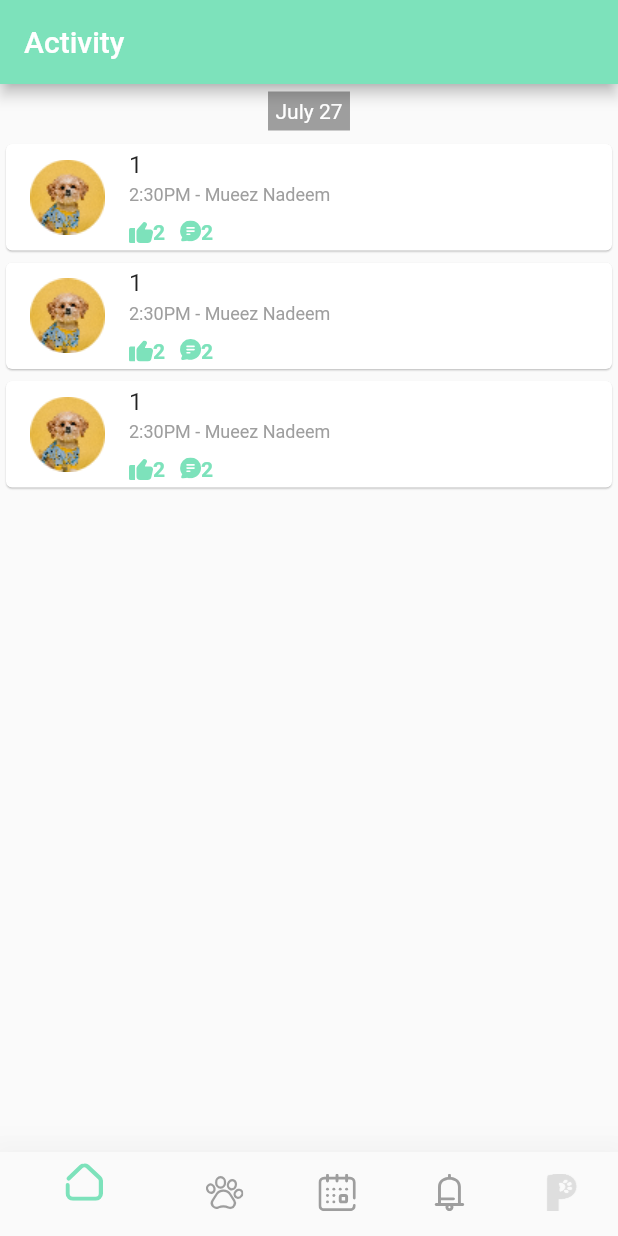
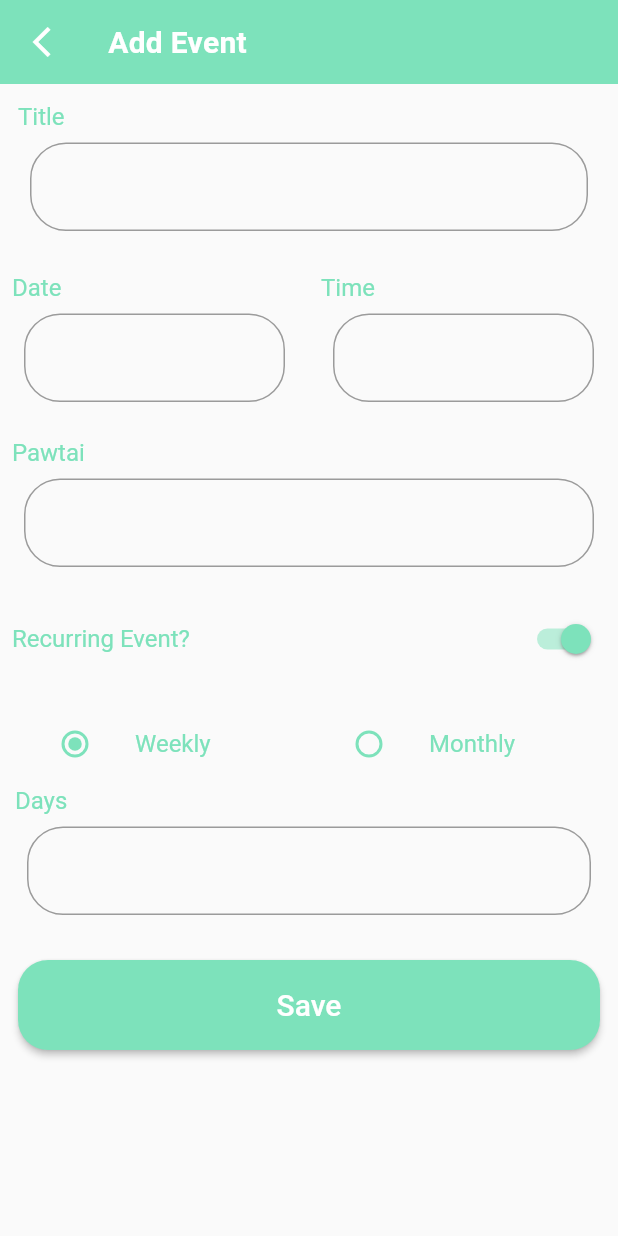
Before and after one commit to MueezNadeem/pawtai_mock, a Flutter app: the screen it shows after launch, on a phone screen of 412 x 824 dp. Run offline on Flutter 3.47's test engine with Material 2 defaults, Android fonts, the light colour scheme and no system bars; our stand-ins replace carousel_slider, flutter_svg, syncfusion_flutter_calendar, video_player.

Commit message:
Added Add Event Screen(not finalized)

```diff
--- /dev/null
+++ b/lib/common/helpers/calendar_datasource.dart
@@ -0,0 +1,12 @@
+import 'package:flutter/material.dart';
+import 'package:pawtai_mockup/common/helpers/calendar_events.dart';
+
+List<Meeting> getDataSource() {
+  final List<Meeting> meetings = <Meeting>[];
+  final DateTime today = DateTime.now();
+  final DateTime startTime = DateTime(today.year, today.month, today.day);
+  final DateTime endTime = startTime.add(const Duration(hours: 2));
+  meetings.add(Meeting(
+      'Conference', startTime, endTime, const Color(0xFF0F8644), false));
+  return meetings;
+}
--- /dev/null
+++ b/lib/features/add_event/screens/add_event_screen.dart
@@ -0,0 +1,38 @@
+import 'package:flutter/material.dart';
+import 'package:pawtai_mockup/common/colors/bg_color.dart';
+import 'package:pawtai_mockup/features/add_event/widgets/add_event_button.dart';
+import 'package:pawtai_mockup/features/add_event/widgets/add_event_input.dart';
+
+class AddEventScreen extends StatefulWidget {
+  const AddEventScreen({super.key});
+
+  @override
+  State<AddEventScreen> createState() => _AddEventScreenState();
+}
+
+class _AddEventScreenState extends State<AddEventScreen> {
+  @override
+  Widget build(BuildContext context) {
+    return Scaffold(
+      appBar: AppBar(
+        elevation: 0,
+        backgroundColor: bgColor(),
+        leading: const Icon(Icons.arrow_back_ios_sharp),
+        title: const Text(
+          "Add Event",
+          style: TextStyle(
+              fontSize: 20,
+              color: Colors.white,
+              fontWeight: FontWeight.bold,
+              letterSpacing: 0.2),
+        ),
+      ),
+      body: const SingleChildScrollView(
+        child: Column(children: [
+          AddEventInput(),
+          AddEventButton(),
+        ]),
+      ),
+    );
+  }
+}
--- /dev/null
+++ b/lib/features/add_event/widgets/add_event_button.dart
@@ -0,0 +1,32 @@
+import 'package:flutter/material.dart';
+import 'package:pawtai_mockup/common/colors/bg_color.dart';
+
+class AddEventButton extends StatefulWidget {
+  const AddEventButton({super.key});
+
+  @override
+  State<AddEventButton> createState() => _AddEventButtonState();
+}
+
+class _AddEventButtonState extends State<AddEventButton> {
+  @override
+  Widget build(BuildContext context) {
+    return Padding(
+      padding: const EdgeInsets.all(12.0),
+      child: SizedBox(
+        width: MediaQuery.of(context).size.width,
+        height: 60,
+        child: ElevatedButton(
+            style: ButtonStyle(
+                backgroundColor: MaterialStatePropertyAll(bgColor()),
+                shape: MaterialStatePropertyAll(RoundedRectangleBorder(
+                    borderRadius: BorderRadius.circular(20)))),
+            onPressed: () {},
+            child: const Text(
+              "Save",
+              style: TextStyle(color: Colors.white, fontSize: 20),
+            )),
+      ),
+    );
+  }
+}
--- /dev/null
+++ b/lib/features/add_event/widgets/add_event_input.dart
@@ -0,0 +1,198 @@
+import 'package:flutter/material.dart';
+import 'package:pawtai_mockup/common/colors/bg_color.dart';
+
+class AddEventInput extends StatefulWidget {
+  const AddEventInput({super.key});
+
+  @override
+  State<AddEventInput> createState() => _AddEventInputState();
+}
+
+class _AddEventInputState extends State<AddEventInput> {
+  bool _recurring = true;
+  String _option = "Weekly";
+  @override
+  void initState() {
+    _option = "Weekly";
+    _recurring = true;
+    super.initState();
+  }
+
+  @override
+  Widget build(BuildContext context) {
+    return Column(
+      crossAxisAlignment: CrossAxisAlignment.start,
+      children: [
+        Padding(
+          padding: const EdgeInsets.all(12.0),
+          child: Column(
+            crossAxisAlignment: CrossAxisAlignment.start,
+            children: [
+              Text(
+                "Title",
+                style: TextStyle(fontSize: 16, color: bgColor()),
+              ),
+              Padding(
+                padding: const EdgeInsets.all(8.0),
+                child: TextField(
+                    decoration: InputDecoration(
+                        border: OutlineInputBorder(
+                            borderRadius: BorderRadius.circular(24)))),
+              ),
+            ],
+          ),
+        ),
+        Row(
+          children: [
+            Expanded(
+              child: Padding(
+                padding: const EdgeInsets.all(8.0),
+                child: Column(
+                  crossAxisAlignment: CrossAxisAlignment.start,
+                  children: [
+                    Text(
+                      "Date",
+                      style: TextStyle(fontSize: 16, color: bgColor()),
+                    ),
+                    Padding(
+                      padding: const EdgeInsets.all(8.0),
+                      child: TextField(
+                          decoration: InputDecoration(
+                              border: OutlineInputBorder(
+                                  borderRadius: BorderRadius.circular(24)))),
+                    ),
+                  ],
+                ),
+              ),
+            ),
+            Expanded(
+              child: Padding(
+                padding: const EdgeInsets.all(8.0),
+                child: Column(
+                  crossAxisAlignment: CrossAxisAlignment.start,
+                  children: [
+                    Text(
+                      "Time",
+                      style: TextStyle(fontSize: 16, color: bgColor()),
+                    ),
+                    Padding(
+                      padding: const EdgeInsets.all(8.0),
+                      child: TextField(
+                          decoration: InputDecoration(
+                              border: OutlineInputBorder(
+                                  borderRadius: BorderRadius.circular(24)))),
+                    ),
+                  ],
+                ),
+              ),
+            )
+          ],
+        ),
+        Padding(
+          padding: const EdgeInsets.all(8.0),
+          child: Column(
+            crossAxisAlignment: CrossAxisAlignment.start,
+            children: [
+              Text(
+                "Pawtai",
+                style: TextStyle(fontSize: 16, color: bgColor()),
+              ),
+              Padding(
+                padding: const EdgeInsets.all(8.0),
+                child: TextField(
+                    decoration: InputDecoration(
+                        border: OutlineInputBorder(
+                            borderRadius: BorderRadius.circular(24)))),
+              ),
+            ],
+          ),
+        ),
+        Padding(
+          padding: const EdgeInsets.all(8.0),
+          child: Row(
+            mainAxisAlignment: MainAxisAlignment.spaceBetween,
+            children: [
+              Text(
+                "Recurring Event?",
+                style: TextStyle(fontSize: 16, color: bgColor()),
+              ),
+              Switch(
+                activeColor: bgColor(),
+                value: _recurring,
+                onChanged: (value) {
+                  setState(() {
+                    _recurring = value;
+                  });
+                },
+              )
+            ],
+          ),
+        ),
+        if (_recurring) recurringOptions()
+      ],
+    );
+  }
+
+  Widget recurringOptions() {
+    return Padding(
+      padding: const EdgeInsets.all(10.0),
+      child: Column(
+        crossAxisAlignment: CrossAxisAlignment.start,
+        children: [
+          Row(
+            mainAxisAlignment: MainAxisAlignment.spaceEvenly,
+            children: [
+              Expanded(
+                child: ListTile(
+                  title: Text(
+                    "Weekly",
+                    style: TextStyle(fontSize: 16, color: bgColor()),
+                  ),
+                  leading: Radio(
+                    fillColor: MaterialStatePropertyAll(bgColor()),
+                    groupValue: _option,
+                    onChanged: (value) {
+                      setState(() {
+                        _option = value!;
+                      });
+                    },
+                    value: "Weekly",
+                  ),
+                ),
+              ),
+              Expanded(
+                child: ListTile(
+                  title: Text(
+                    "Monthly",
+                    style: TextStyle(fontSize: 16, color: bgColor()),
+                  ),
+                  leading: Radio(
+                    fillColor: MaterialStatePropertyAll(bgColor()),
+                    groupValue: _option,
+                    onChanged: (value) {
+                      setState(() {
+                        _option = value!;
+                      });
+                    },
+                    value: "Monthly",
+                  ),
+                ),
+              ),
+            ],
+          ),
+          Text(
+            "Days",
+            style: TextStyle(fontSize: 16, color: bgColor()),
+          ),
+          Padding(
+            padding: const EdgeInsets.all(8.0),
+            child: TextField(
+                decoration: InputDecoration(
+                    border: OutlineInputBorder(
+                        borderRadius: BorderRadius.circular(24)))),
+          ),
+        ],
+      ),
+    );
+  }
+}
--- a/lib/features/homepage/screens/home_screen.dart
+++ b/lib/features/homepage/screens/home_screen.dart
@@ -2,8 +2,11 @@ import 'package:flutter/material.dart';
 import 'package:flutter_svg/flutter_svg.dart';
 import 'package:pawtai_mockup/common/colors/bg_color.dart';
 import 'package:pawtai_mockup/features/homepage_activity/screens/activity_screen.dart';
+import 'package:pawtai_mockup/features/homepage_calendar/widgets/calendar_appbar.dart';
 import 'package:pawtai_mockup/features/homepage_post/screens/post_screen.dart';
 import 'package:pawtai_mockup/features/homepage_post/widgets/post_appbar.dart';
+
+import '../../homepage_calendar/screens/calendar_screen.dart';
 
 class HomePage extends StatefulWidget {
   const HomePage({super.key});
@@ -19,6 +22,7 @@ class _HomePageState extends State<HomePage> {
   final List<Widget> _options = [
     const ActivityScreen(),
     const PostScreen(),
+    const CalendarScreen(),
   ];
   @override
   void initState() {
@@ -122,6 +126,7 @@ class _HomePageState extends State<HomePage> {
 
       case 2:
         setState(() {
+          currentAppbar = calendarAppbar();
           calendarColor = bgColor();
           bellColor = pawColor = homeColor = logoColor = Colors.grey;
         });
--- a/lib/main.dart
+++ b/lib/main.dart
@@ -1,5 +1,6 @@
 import 'package:flutter/material.dart';
-import 'package:pawtai_mockup/features/homepage/screens/home_screen.dart';
+
+import 'features/add_event/screens/add_event_screen.dart';
 
 void main() {
   runApp(const MainApp());
@@ -11,6 +12,6 @@ class MainApp extends StatelessWidget {
   @override
   Widget build(BuildContext context) {
     return const MaterialApp(
-        debugShowCheckedModeBanner: false, home: HomePage());
+        debugShowCheckedModeBanner: false, home: AddEventScreen());
   }
 }
--- a/pubspec.yaml
+++ b/pubspec.yaml
@@ -13,6 +13,8 @@ dependencies:
   flutter_svg: ^2.0.7
   google_fonts: ^5.1.0
   intl: ^0.18.1
+  syncfusion_flutter_calendar: ^22.1.39
+  table_calendar: ^3.0.9
   video_player: ^2.7.0
 
 dev_dependencies:
```
Also changed, not shown: lib/common/helpers/calendar_events.dart (added, +43 -0 lines), lib/features/homepage_calendar/screens/calendar_screen.dart (added, +47 -0 lines), lib/features/homepage_calendar/widgets/calendar_appbar.dart (added, +12 -0 lines), lib/features/homepage_calendar/widgets/calendar_calendarview.dart (added, +47 -0 lines), lib/features/homepage_calendar/widgets/calendar_dialog.dart (added, +67 -0 lines), lib/features/homepage_calendar/widgets/calendar_event_list.dart (added, +45 -0 lines), lib/features/homepage_calendar/widgets/calendar_top_row.dart (added, +23 -0 lines), pubspec.lock.
